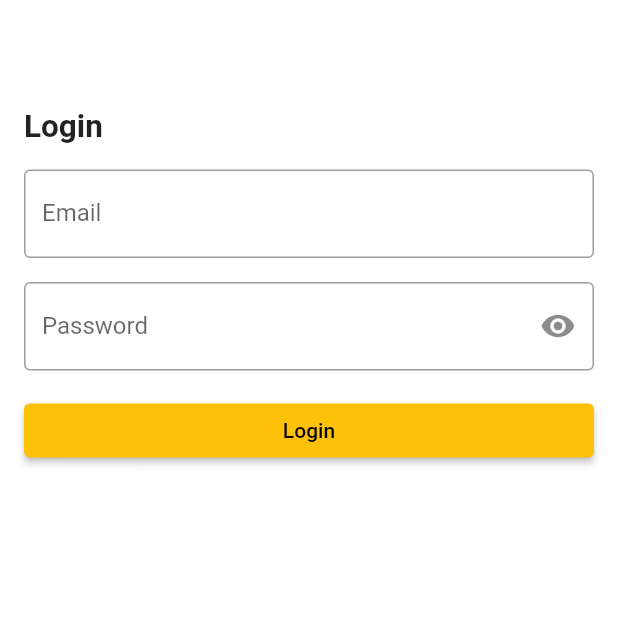
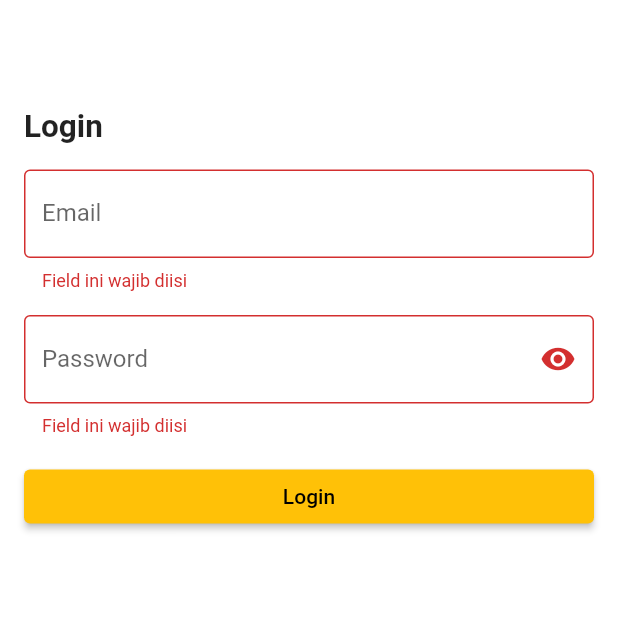
Before and after one commit to 4RSIM3R/flutter-kominfo-blitar, a Flutter app: the screen it shows after launch, after a tap on "Login", on a phone screen of 412 x 824 dp, the top half of it. Run offline on Flutter 3.47's test engine with Material 2 defaults, Android fonts, the phone set to English and light mode, and no system bars; our stand-ins replace dio, geolocator, image_picker, shared_preferences.

Commit message:
feat: loading indicator

```diff
--- /dev/null
+++ b/lib/bloc/login_bloc.dart
@@ -0,0 +1,26 @@
+import 'dart:async';
+
+import 'package:flutter_training/services/auth_service.dart';
+import 'package:flutter_training/sources/network_source.dart';
+import 'package:flutter_training/utils/wrapper.dart';
+
+enum LoginState { init, loading, success, failure }
+
+class LoginBloc {
+  LoginBloc() {
+    _state.sink.add(LoginState.init);
+  }
+
+  final _state = StreamController<LoginState>();
+  Stream<LoginState> get state => _state.stream;
+
+  Future<void> login(Map<String, dynamic> payload) async {
+    _state.sink.add(LoginState.init);
+    try {
+      await AuthService(NetworkSource.dio()).doLogin(payload);
+      _state.sink.add(LoginState.success);
+    } catch (e) {
+      _state.sink.add(LoginState.failure);
+    }
+  }
+}
--- a/lib/pages/login_page.dart
+++ b/lib/pages/login_page.dart
@@ -1,4 +1,5 @@
 import 'package:flutter/material.dart';
+import 'package:flutter_training/bloc/login_bloc.dart';
 
 class LoginPage extends StatefulWidget {
   const LoginPage({super.key});
@@ -9,6 +10,8 @@ class LoginPage extends StatefulWidget {
 
 class _LoginPageState extends State<LoginPage> {
   final GlobalKey<FormState> _formKey = GlobalKey<FormState>();
+
+  final bloc = LoginBloc();
 
   bool obsecurePassword = true;
 
@@ -26,6 +29,7 @@ class _LoginPageState extends State<LoginPage> {
           padding: const EdgeInsets.all(16),
           child: Form(
             key: _formKey,
+            autovalidateMode: AutovalidateMode.onUserInteraction,
             child: Column(
               crossAxisAlignment: CrossAxisAlignment.start,
               children: [
@@ -35,16 +39,21 @@ class _LoginPageState extends State<LoginPage> {
                 ),
                 SizedBox(height: 16),
                 TextFormField(
-                  keyboardType: TextInputType.phone,
+                  keyboardType: TextInputType.emailAddress,
                   decoration: InputDecoration(
                     label: Text("Email"),
                     border: OutlineInputBorder(),
                   ),
-                  validator: (value) {},
+                  validator: (value) {
+                    if (value == null || value == '') {
+                      return 'Field ini wajib diisi';
+                    }
+                  },
                 ),
                 SizedBox(height: 16),
                 TextFormField(
                   obscureText: obsecurePassword,
+                  keyboardType: TextInputType.visiblePassword,
                   decoration: InputDecoration(
                     suffixIcon: IconButton(
                       onPressed: () {
@@ -57,14 +66,40 @@ class _LoginPageState extends State<LoginPage> {
                     label: Text("Password"),
                     border: OutlineInputBorder(),
                   ),
-                  validator: (value) {},
+                  validator: (value) {
+                    if (value == null || value == '') {
+                      return 'Field ini wajib diisi';
+                    }
+                  },
                 ),
                 // Expanded(child: Container()),
                 SizedBox(height: 16),
                 SizedBox(
                   width: double.infinity,
                   child: ElevatedButton(
-                    onPressed: () {},
+                    onPressed: () {
+                      if (_formKey.currentState!.validate()) {
+                        showDialog(
+                          context: context,
+                          barrierDismissible: false,
+                          builder: (BuildContext context) {
+                            return Dialog(
+                              child: Container(
+                                padding: EdgeInsets.all(16),
+                                child: Column(
+                                  mainAxisSize: MainAxisSize.min,
+                                  children: [
+                                    Center(child: CircularProgressIndicator()),
+                                    SizedBox(height: 16),
+                                    Text("Please wait..."),
+                                  ],
+                                ),
+                              ),
+                            );
+                          },
+                        );
+                      }
+                    },
                     child: Text("Login"),
                   ),
                 )
```
